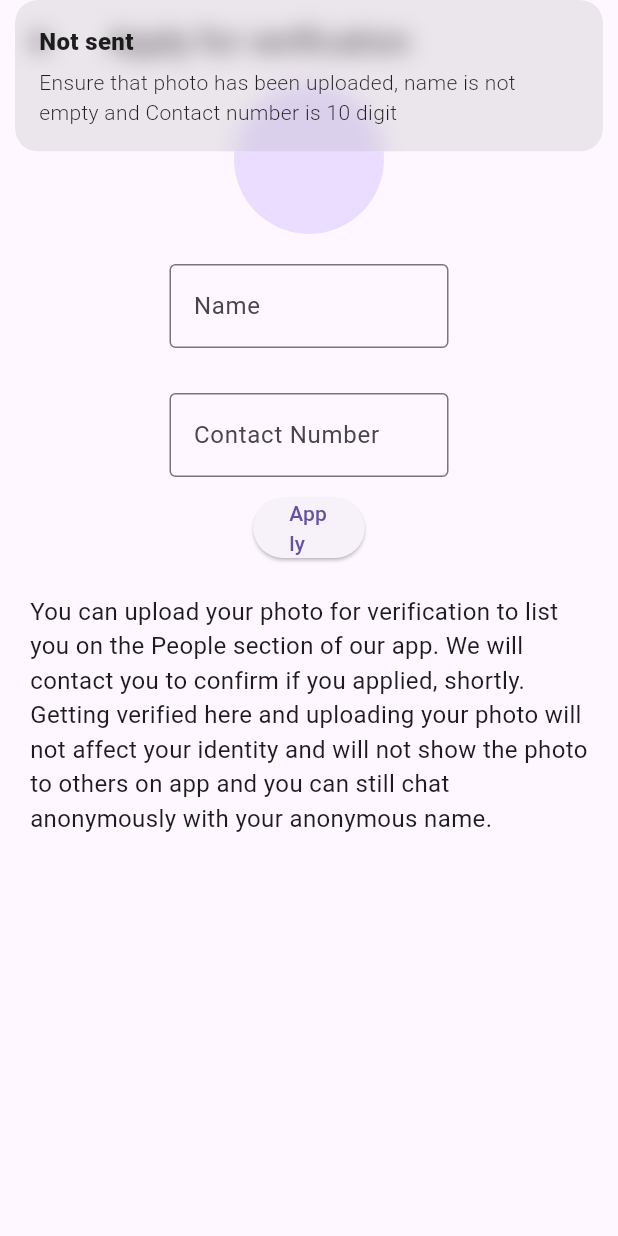
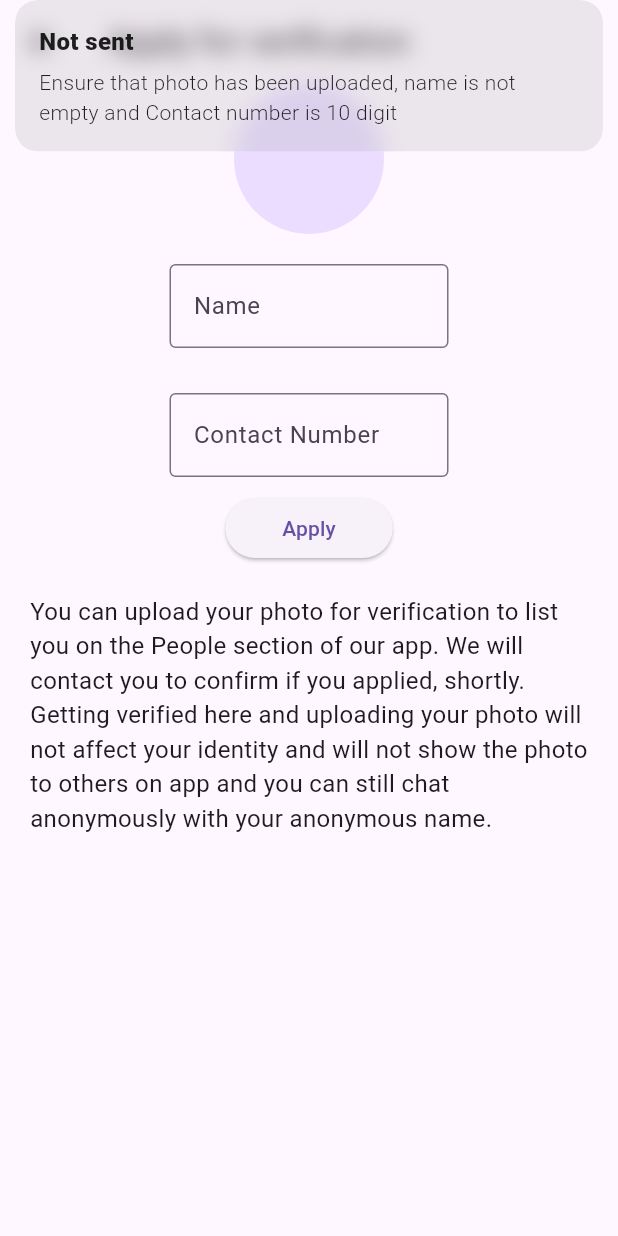
Before and after one commit to imhemish/lafda, a Flutter app: the ProfilePage screen opened by its route, after a tap on "Apply", on a phone screen of 412 x 824 dp. Run offline on Flutter 3.47's test engine with Material 3 defaults, Android fonts, the phone set to English and light mode, and no system bars; our stand-ins replace cloud_firestore, convex_bottom_bar, firebase_auth, firebase_core, firebase_storage, flutter_chat_types and 4 more; accounts and stored records are empty; generated files the repository leaves out were written again; network calls fail.

```diff
--- a/lib/database.dart
+++ b/lib/database.dart
@@ -70,7 +70,7 @@ class DatabaseService {
 
   Future<void> sendMessage(String roomID, String message) async {
     for (var word in bannedWords) {
-      if (message.contains(word)) {
+      if (message.toLowerCase().contains(word)) {
         Get.snackbar("Error", "This language is not allowed");
         return;
       }
@@ -124,7 +124,7 @@ class DatabaseService {
 
   Future<void> addComment(String userid, String comment) async {
     for (var word in bannedWords) {
-      if (comment.contains(word)) {
+      if (comment.toLowerCase().contains(word)) {
         Get.snackbar("Error", "This language is not allowed");
         return;
       }
--- a/lib/pages/profile.dart
+++ b/lib/pages/profile.dart
@@ -28,10 +28,12 @@ class ProfilePageState extends State<ProfilePage> {
             child: InkWell(
               onTap: () {
                 () async {
-                  var image = await ImagePicker().pickImage(source: ImageSource.gallery);
+                  var image = await ImagePicker()
+                      .pickImage(source: ImageSource.gallery);
                   if (image != null) {
                     var data = await image.readAsBytes();
-                    var url = await DatabaseService().uploadImageToFirebase(data);
+                    var url =
+                        await DatabaseService().uploadImageToFirebase(data);
                     setState(() {
                       imageURL = url;
                     });
@@ -39,11 +41,12 @@ class ProfilePageState extends State<ProfilePage> {
                     Get.snackbar("Error", "Could not pick image");
                     Get.back();
                   }
-                } ();
+                }();
               },
               child: CircleAvatar(
                 radius: 50,
-                backgroundImage: (imageURL != null) ? NetworkImage(imageURL!) : null,
+                backgroundImage:
+                    (imageURL != null) ? NetworkImage(imageURL!) : null,
                 //backgroundImage: AssetImage('assets/avatar.jpg'),
               ),
             ),
@@ -95,31 +98,37 @@ class ProfilePageState extends State<ProfilePage> {
                 child: loading
                     ? CircularProgressIndicator.adaptive()
                     : FractionallySizedBox(
-                        widthFactor: 0.2,
+                        widthFactor: 0.3,
                         child: ElevatedButton(
                           onPressed: () {
-                            if (imageURL != null && _nameController.text.isNotEmpty && _contactController.text.length == 10) {
+                            if (imageURL != null &&
+                                _nameController.text.isNotEmpty &&
+                                _contactController.text.length == 10) {
                               setState(() {
                                 loading = true;
                               });
                               FirebaseFirestore.instance
+                                  .collection("users")
+                                  .doc(FirebaseAuth.instance.currentUser!.uid)
+                                  .update({
+                                "realName": _nameController.text,
+                                "image": imageURL,
+                              }).then((_) {
+                                FirebaseFirestore.instance
                                     .collection("verification")
-                                .doc()
-                                .set({
-                              "name": _nameController.text,
-                              "contact": _contactController.text,
-                              "image": imageURL,
-                              "userID": FirebaseAuth.instance.currentUser!.uid
-                            }).then((_) {
-                              Get.snackbar("Success",
-                                  "Verification request has been made");
+                                    .doc(FirebaseAuth.instance.currentUser!.uid)
+                                    .set({"contact": _contactController.text});
+                              }).then((value) {
                                 setState(() {
                                   loading = false;
                                 });
                                 Get.back();
+                                Get.snackbar("Success",
+                                    "Verification request has been made");
                               });
                             } else {
-                              Get.snackbar("Not sent", "Ensure that photo has been uploaded, name is not empty and Contact number is 10 digit");
+                              Get.snackbar("Not sent",
+                                  "Ensure that photo has been uploaded, name is not empty and Contact number is 10 digit");
                             }
                           },
                           child: Text('Apply'),
```
Lines whose indentation alone changed are shown as unchanged.
